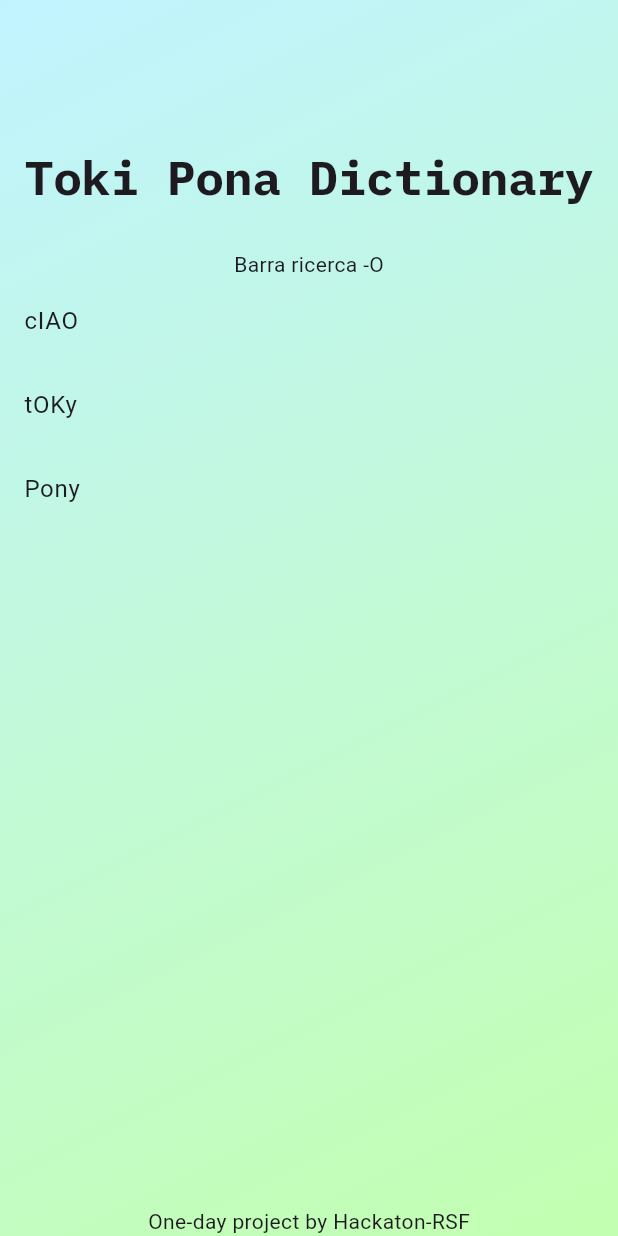
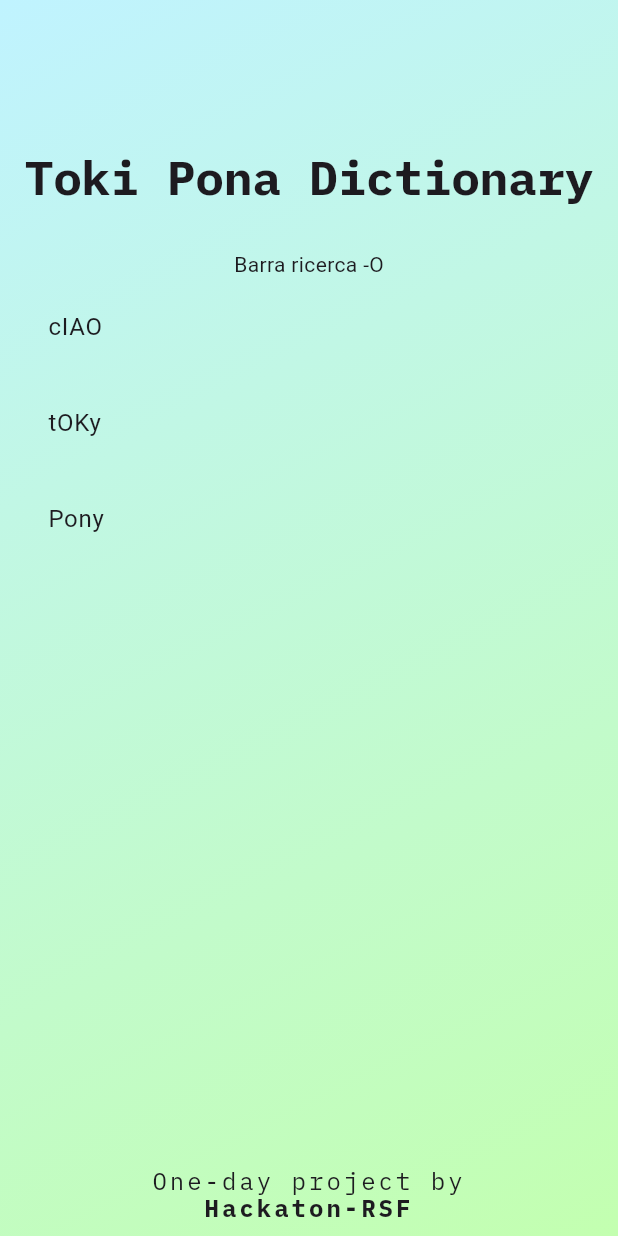
Before and after one commit to hackathon-RSF/toki-pona-dictionary, a Flutter app: the screen it shows after launch, on a phone screen of 412 x 824 dp. Run offline on Flutter 3.47's test engine with Material 3 defaults, Android fonts, the light colour scheme and no system bars; our stand-ins replace google_fonts.

Commit message:
chore: Tried changing backround color in list

```diff
--- a/lib/main.dart
+++ b/lib/main.dart
@@ -128,11 +128,26 @@ class _MyHomePageState extends State<MyHomePage> {
               const SizedBox(height: 30),
               const Text('Barra ricerca -O'),
               WordsListWidget(),
-              const Text('One-day project by Hackaton-RSF'),
-              // Text(
-              //   '$_counter',
-              //   style: Theme.of(context).textTheme.headlineMedium,
-              // ),
+              Text(
+                'One-day project by',
+                textAlign: TextAlign.center,
+                style: GoogleFonts.ibmPlexMono(
+                  textStyle: Theme.of(context).textTheme.displayLarge,
+                  fontSize: 16,
+                  letterSpacing: 2.0,
+                ),
+              ),
+              Text(
+                'Hackaton-RSF',
+                textAlign: TextAlign.center,
+                style: GoogleFonts.ibmPlexMono(
+                  textStyle: Theme.of(context).textTheme.displayLarge,
+                  fontSize: 16,
+                  fontWeight: FontWeight.bold,
+                  letterSpacing: 2.0,
+                ),
+              ),
+              const SizedBox(height: 10),
             ],
           ),
         ),
--- a/lib/shared/widgets/wordsList.dart
+++ b/lib/shared/widgets/wordsList.dart
@@ -6,7 +6,6 @@ class WordsListWidget extends StatefulWidget {
 }
 
 class _WordsListWidgetState extends State<WordsListWidget> {
-
   // void _incrementCounter() {
   //   setState(() {
 
@@ -15,14 +14,35 @@ class _WordsListWidgetState extends State<WordsListWidget> {
 
   @override
   Widget build(BuildContext context) {
-    final List<String> words = ["cIAO", "tOKy", "Pony"];//Repository.fetchTodos();
+    final List<String> words = [
+      "cIAO",
+      "tOKy",
+      "Pony",
+    ]; //Repository.fetchTodos();
 
-    return Expanded( // 👈 per farlo adattare bene dentro la Column
+    return Expanded(
+      // 👈 per farlo adattare bene dentro la Column
       child: ListView.builder(
         itemCount: words.length,
         itemBuilder: (context, index) {
-          return ListTile(
-            title: Text(words[index]),
+          return Padding(
+            padding: const EdgeInsets.symmetric(horizontal: 16, vertical: 4),
+            child: ListTile(
+              title: Text(words[index]),
+              shape: RoundedRectangleBorder(
+                borderRadius: BorderRadius.circular(12),
+              ),
+              tileColor: Colors.transparent, // colore di default
+              hoverColor: Colors.white.withValues(
+                alpha: 0.2,
+              ), // effetto hover (web/desktop)
+              selectedTileColor: Colors.white.withValues(
+                alpha: 0.3,
+              ), // effetto click/selected
+              onTap: () {
+                debugPrint('Hai premuto: ${words[index]}');
+              },
+            ),
           );
         },
       ),
```
